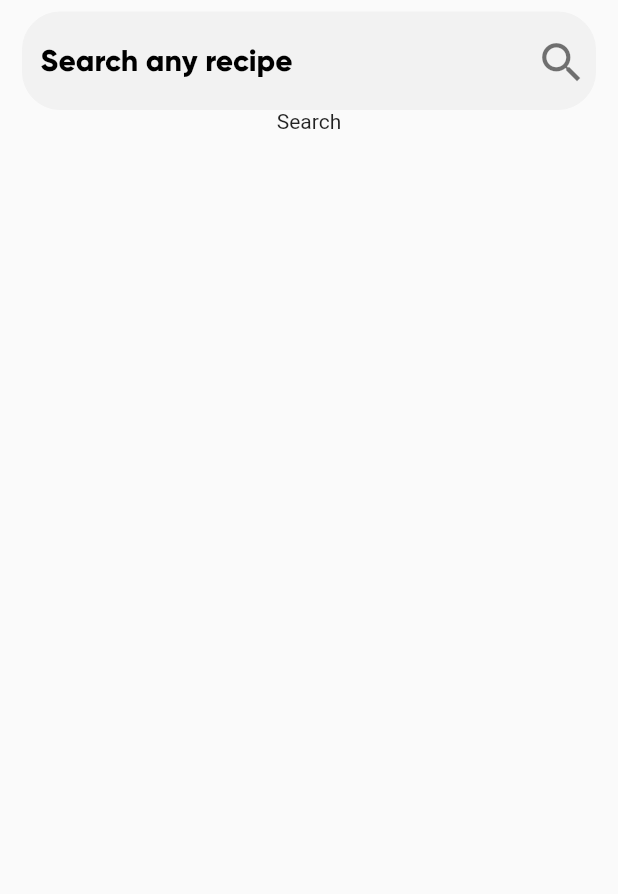
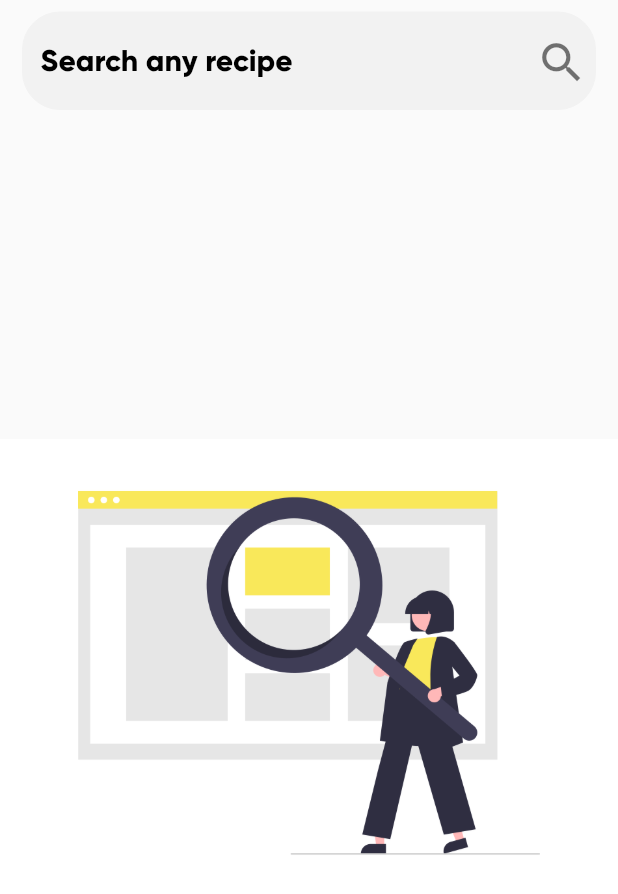
Before and after one commit to samtuga1/easy_food, a Flutter app: the SearchScreen screen opened by its route, on a phone screen of 412 x 824 dp. Shown: the top 894 px of the screen. Run offline on Flutter 3.47's test engine with Material 2 defaults, Android fonts, the phone set to English and light mode, and no system bars; network calls fail.

Commit message:
updated my search_screen.dart

```diff
--- a/lib/screens/search_screen.dart
+++ b/lib/screens/search_screen.dart
@@ -62,7 +62,11 @@ class _SearchScreenState extends State<SearchScreen> {
               ),
             ),
             textInBar == false
-                ? const Text('Search')
+                ? Expanded(
+                    child: Image.asset(
+                      'assets/icons/search.png',
+                    ),
+                  )
                 : Expanded(
                     child: FutureBuilder(
                       future:
```
